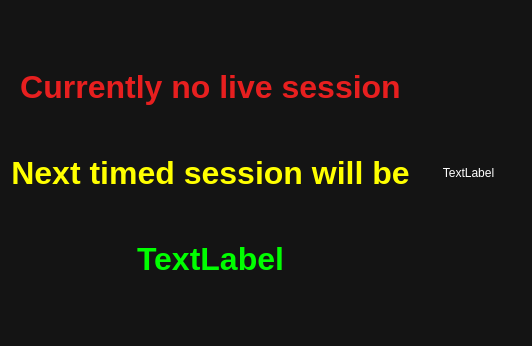
Before: the Qt Designer form ui/nosessionboardwidget.ui in gronberg/f1lt, drawn with Qt 5.
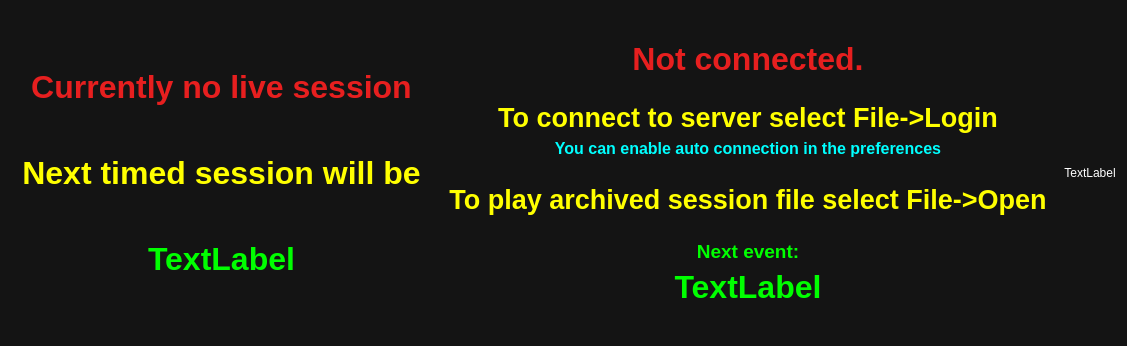
After: the same form once the commit is applied.

Commit message: implemented auto-reconnect, added option to disable auto-connection during startup, added startup screen

```diff
--- a/ui/nosessionboardwidget.ui
+++ b/ui/nosessionboardwidget.ui
@@ -6,7 +6,7 @@
    <rect>
     <x>0</x>
     <y>0</y>
-    <width>532</width>
+    <width>1009</width>
     <height>346</height>
    </rect>
   </property>
@@ -431,9 +431,27 @@
   <property name="autoFillBackground">
    <bool>true</bool>
   </property>
+  <property name="styleSheet">
+   <string notr="true"/>
+  </property>
   <layout class="QHBoxLayout" name="horizontalLayout">
    <item>
-    <layout class="QVBoxLayout" name="verticalLayout">
+    <widget class="QWidget" name="noSessionWidget" native="true">
+     <property name="sizePolicy">
+      <sizepolicy hsizetype="Expanding" vsizetype="Expanding">
+       <horstretch>0</horstretch>
+       <verstretch>0</verstretch>
+      </sizepolicy>
+     </property>
+     <property name="baseSize">
+      <size>
+       <width>0</width>
+       <height>0</height>
+      </size>
+     </property>
+     <layout class="QHBoxLayout" name="horizontalLayout_3">
+      <item>
+       <layout class="QVBoxLayout" name="noSessionLayout">
      <property name="spacing">
       <number>50</number>
      </property>
@@ -656,6 +674,414 @@
       </spacer>
      </item>
     </layout>
+      </item>
+     </layout>
+    </widget>
+   </item>
+   <item>
+    <widget class="QWidget" name="startupWidget" native="true">
+     <property name="sizePolicy">
+      <sizepolicy hsizetype="Expanding" vsizetype="Expanding">
+       <horstretch>0</horstretch>
+       <verstretch>0</verstretch>
+      </sizepolicy>
+     </property>
+     <layout class="QHBoxLayout" name="horizontalLayout_2">
+      <item>
+       <layout class="QVBoxLayout" name="startupLayout">
+        <item>
+         <spacer name="verticalSpacer_3">
+          <property name="orientation">
+           <enum>Qt::Vertical</enum>
+          </property>
+          <property name="sizeHint" stdset="0">
+           <size>
+            <width>20</width>
+            <height>40</height>
+           </size>
+          </property>
+         </spacer>
+        </item>
+        <item>
+         <widget class="QLabel" name="label_3">
+          <property name="palette">
+           <palette>
+            <active>
+             <colorrole role="WindowText">
+              <brush brushstyle="SolidPattern">
+               <color alpha="255">
+                <red>231</red>
+                <green>31</green>
+                <blue>31</blue>
+               </color>
+              </brush>
+             </colorrole>
+            </active>
+            <inactive>
+             <colorrole role="WindowText">
+              <brush brushstyle="SolidPattern">
+               <color alpha="255">
+                <red>231</red>
+                <green>31</green>
+                <blue>31</blue>
+               </color>
+              </brush>
+             </colorrole>
+            </inactive>
+            <disabled>
+             <colorrole role="WindowText">
+              <brush brushstyle="SolidPattern">
+               <color alpha="255">
+                <red>10</red>
+                <green>10</green>
+                <blue>10</blue>
+               </color>
+              </brush>
+             </colorrole>
+            </disabled>
+           </palette>
+          </property>
+          <property name="font">
+           <font>
+            <pointsize>24</pointsize>
+            <weight>75</weight>
+            <bold>true</bold>
+           </font>
+          </property>
+          <property name="text">
+           <string>Not connected.</string>
+          </property>
+          <property name="alignment">
+           <set>Qt::AlignCenter</set>
+          </property>
+         </widget>
+        </item>
+        <item>
+         <spacer name="verticalSpacer_7">
+          <property name="orientation">
+           <enum>Qt::Vertical</enum>
+          </property>
+          <property name="sizeHint" stdset="0">
+           <size>
+            <width>20</width>
+            <height>40</height>
+           </size>
+          </property>
+         </spacer>
+        </item>
+        <item>
+         <widget class="QLabel" name="label_7">
+          <property name="palette">
+           <palette>
+            <active>
+             <colorrole role="WindowText">
+              <brush brushstyle="SolidPattern">
+               <color alpha="255">
+                <red>255</red>
+                <green>255</green>
+                <blue>0</blue>
+               </color>
+              </brush>
+             </colorrole>
+            </active>
+            <inactive>
+             <colorrole role="WindowText">
+              <brush brushstyle="SolidPattern">
+               <color alpha="255">
+                <red>255</red>
+                <green>255</green>
+                <blue>0</blue>
+               </color>
+              </brush>
+             </colorrole>
+            </inactive>
+            <disabled>
+             <colorrole role="WindowText">
+              <brush brushstyle="SolidPattern">
+               <color alpha="255">
+                <red>10</red>
+                <green>10</green>
+                <blue>10</blue>
+               </color>
+              </brush>
+             </colorrole>
+            </disabled>
+           </palette>
+          </property>
+          <property name="font">
+           <font>
+            <pointsize>20</pointsize>
+            <weight>75</weight>
+            <bold>true</bold>
+           </font>
+          </property>
+          <property name="text">
+           <string>To connect to server select File-&gt;Login</string>
+          </property>
+          <property name="alignment">
+           <set>Qt::AlignCenter</set>
+          </property>
+         </widget>
+        </item>
+        <item>
+         <widget class="QLabel" name="label_4">
+          <property name="palette">
+           <palette>
+            <active>
+             <colorrole role="WindowText">
+              <brush brushstyle="SolidPattern">
+               <color alpha="255">
+                <red>0</red>
+                <green>255</green>
+                <blue>255</blue>
+               </color>
+              </brush>
+             </colorrole>
+            </active>
+            <inactive>
+             <colorrole role="WindowText">
+              <brush brushstyle="SolidPattern">
+               <color alpha="255">
+                <red>0</red>
+                <green>255</green>
+                <blue>255</blue>
+               </color>
+              </brush>
+             </colorrole>
+            </inactive>
+            <disabled>
+             <colorrole role="WindowText">
+              <brush brushstyle="SolidPattern">
+               <color alpha="255">
+                <red>10</red>
+                <green>10</green>
+                <blue>10</blue>
+               </color>
+              </brush>
+             </colorrole>
+            </disabled>
+           </palette>
+          </property>
+          <property name="font">
+           <font>
+            <pointsize>12</pointsize>
+            <weight>75</weight>
+            <bold>true</bold>
+           </font>
+          </property>
+          <property name="text">
+           <string>You can enable auto connection in the preferences</string>
+          </property>
+          <property name="alignment">
+           <set>Qt::AlignCenter</set>
+          </property>
+         </widget>
+        </item>
+        <item>
+         <spacer name="verticalSpacer_6">
+          <property name="orientation">
+           <enum>Qt::Vertical</enum>
+          </property>
+          <property name="sizeHint" stdset="0">
+           <size>
+            <width>20</width>
+            <height>40</height>
+           </size>
+          </property>
+         </spacer>
+        </item>
+        <item>
+         <widget class="QLabel" name="label_6">
+          <property name="palette">
+           <palette>
+            <active>
+             <colorrole role="WindowText">
+              <brush brushstyle="SolidPattern">
+               <color alpha="255">
+                <red>255</red>
+                <green>255</green>
+                <blue>0</blue>
+               </color>
+              </brush>
+             </colorrole>
+            </active>
+            <inactive>
+             <colorrole role="WindowText">
+              <brush brushstyle="SolidPattern">
+               <color alpha="255">
+                <red>255</red>
+                <green>255</green>
+                <blue>0</blue>
+               </color>
+              </brush>
+             </colorrole>
+            </inactive>
+            <disabled>
+             <colorrole role="WindowText">
+              <brush brushstyle="SolidPattern">
+               <color alpha="255">
+                <red>10</red>
+                <green>10</green>
+                <blue>10</blue>
+               </color>
+              </brush>
+             </colorrole>
+            </disabled>
+           </palette>
+          </property>
+          <property name="font">
+           <font>
+            <pointsize>20</pointsize>
+            <weight>75</weight>
+            <bold>true</bold>
+           </font>
+          </property>
+          <property name="text">
+           <string>To play archived session file select File-&gt;Open</string>
+          </property>
+          <property name="alignment">
+           <set>Qt::AlignCenter</set>
+          </property>
+         </widget>
+        </item>
+        <item>
+         <spacer name="verticalSpacer_5">
+          <property name="orientation">
+           <enum>Qt::Vertical</enum>
+          </property>
+          <property name="sizeHint" stdset="0">
+           <size>
+            <width>20</width>
+            <height>40</height>
+           </size>
+          </property>
+         </spacer>
+        </item>
+        <item>
+         <widget class="QLabel" name="label_5">
+          <property name="palette">
+           <palette>
+            <active>
+             <colorrole role="WindowText">
+              <brush brushstyle="SolidPattern">
+               <color alpha="255">
+                <red>0</red>
+                <green>255</green>
+                <blue>0</blue>
+               </color>
+              </brush>
+             </colorrole>
+            </active>
+            <inactive>
+             <colorrole role="WindowText">
+              <brush brushstyle="SolidPattern">
+               <color alpha="255">
+                <red>0</red>
+                <green>255</green>
+                <blue>0</blue>
+               </color>
+              </brush>
+             </colorrole>
+            </inactive>
+            <disabled>
+             <colorrole role="WindowText">
+              <brush brushstyle="SolidPattern">
+               <color alpha="255">
+                <red>10</red>
+                <green>10</green>
+                <blue>10</blue>
+               </color>
+              </brush>
+             </colorrole>
+            </disabled>
+           </palette>
+          </property>
+          <property name="font">
+           <font>
+            <pointsize>14</pointsize>
+            <weight>75</weight>
+            <bold>true</bold>
+           </font>
+          </property>
+          <property name="text">
+           <string>Next event:</string>
+          </property>
+          <property name="alignment">
+           <set>Qt::AlignCenter</set>
+          </property>
+         </widget>
+        </item>
+        <item>
+         <widget class="QLabel" name="sessionLabel2">
+          <property name="palette">
+           <palette>
+            <active>
+             <colorrole role="WindowText">
+              <brush brushstyle="SolidPattern">
+               <color alpha="255">
+                <red>0</red>
+                <green>255</green>
+                <blue>0</blue>
+               </color>
+              </brush>
+             </colorrole>
+            </active>
+            <inactive>
+             <colorrole role="WindowText">
+              <brush brushstyle="SolidPattern">
+               <color alpha="255">
+                <red>0</red>
+                <green>255</green>
+                <blue>0</blue>
+               </color>
+              </brush>
+             </colorrole>
+            </inactive>
+            <disabled>
+             <colorrole role="WindowText">
+              <brush brushstyle="SolidPattern">
+               <color alpha="255">
+                <red>10</red>
+                <green>10</green>
+                <blue>10</blue>
+               </color>
+              </brush>
+             </colorrole>
+            </disabled>
+           </palette>
+          </property>
+          <property name="font">
+           <font>
+            <pointsize>24</pointsize>
+            <weight>75</weight>
+            <bold>true</bold>
+           </font>
+          </property>
+          <property name="text">
+           <string>TextLabel</string>
+          </property>
+          <property name="alignment">
+           <set>Qt::AlignCenter</set>
+          </property>
+         </widget>
+        </item>
+        <item>
+         <spacer name="verticalSpacer_4">
+          <property name="orientation">
+           <enum>Qt::Vertical</enum>
+          </property>
+          <property name="sizeHint" stdset="0">
+           <size>
+            <width>20</width>
+            <height>40</height>
+           </size>
+          </property>
+         </spacer>
+        </item>
+       </layout>
+      </item>
+     </layout>
+    </widget>
    </item>
    <item>
     <widget class="QLabel" name="trackMapLabel">
```
Lines whose indentation alone changed are shown as unchanged. The commit also changes 28 other files.
